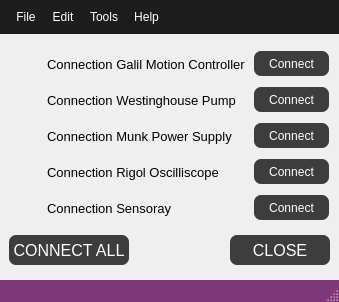
Above: src/ECM_gui/misc_dialogs/window_device_connections.ui from dmherrington/ECM-Control-System before the change. Below: the same form after it.
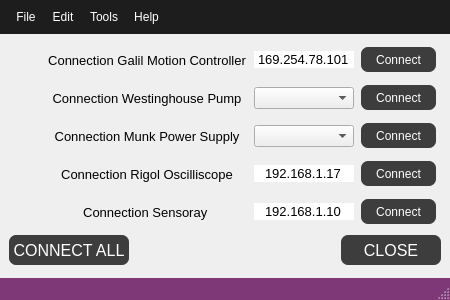
That is the form after the change. Custom widgets are drawn as their Qt base class.

Commit message:
Window Connection Update
This commit updates handling of the port parameters within the connection window. Each handles appropriate ports and ip address per device type. The connect button then uses this parameter as apart of the call to open the appropriate connection.

The edit to the form file:
```diff
--- a/src/ECM_gui/misc_dialogs/window_device_connections.ui
+++ b/src/ECM_gui/misc_dialogs/window_device_connections.ui
@@ -6,8 +6,8 @@
    <rect>
     <x>0</x>
     <y>0</y>
-    <width>339</width>
-    <height>302</height>
+    <width>450</width>
+    <height>300</height>
    </rect>
   </property>
   <property name="sizePolicy">
@@ -16,10 +16,16 @@
     <verstretch>0</verstretch>
    </sizepolicy>
   </property>
+  <property name="minimumSize">
+   <size>
+    <width>450</width>
+    <height>300</height>
+   </size>
+  </property>
   <property name="maximumSize">
    <size>
-    <width>350</width>
-    <height>350</height>
+    <width>450</width>
+    <height>300</height>
    </size>
   </property>
   <property name="windowTitle">
@@ -145,8 +151,6 @@
   <widget class="QWidget" name="centralwidget">
    <layout class="QGridLayout" name="gridLayout">
     <item row="0" column="0">
-     <layout class="QVBoxLayout" name="verticalLayout">
-      <item>
        <layout class="QHBoxLayout" name="horizontalLayout">
         <item>
          <widget class="LED" name="widget_GalilConnection" native="true">
@@ -198,6 +202,42 @@
           <property name="text">
            <string>Connection Galil Motion Controller</string>
           </property>
+        <property name="alignment">
+         <set>Qt::AlignCenter</set>
+        </property>
+       </widget>
+      </item>
+      <item>
+       <widget class="QLineEdit" name="lineEdit_IPGalil">
+        <property name="sizePolicy">
+         <sizepolicy hsizetype="Fixed" vsizetype="Fixed">
+          <horstretch>0</horstretch>
+          <verstretch>0</verstretch>
+         </sizepolicy>
+        </property>
+        <property name="minimumSize">
+         <size>
+          <width>100</width>
+          <height>0</height>
+         </size>
+        </property>
+        <property name="maximumSize">
+         <size>
+          <width>100</width>
+          <height>16777215</height>
+         </size>
+        </property>
+        <property name="font">
+         <font>
+          <pointsize>10</pointsize>
+         </font>
+        </property>
+        <property name="text">
+         <string>169.254.78.101</string>
+        </property>
+        <property name="alignment">
+         <set>Qt::AlignCenter</set>
+        </property>
          </widget>
         </item>
         <item>
@@ -221,7 +261,7 @@
         </item>
        </layout>
       </item>
-      <item>
+    <item row="1" column="0">
        <layout class="QHBoxLayout" name="horizontalLayout_5">
         <item>
          <widget class="LED" name="widget_WestinghouseConnection" native="true">
@@ -273,6 +313,31 @@
           <property name="text">
            <string>Connection Westinghouse Pump</string>
           </property>
+        <property name="alignment">
+         <set>Qt::AlignCenter</set>
+        </property>
+       </widget>
+      </item>
+      <item>
+       <widget class="QComboBox" name="comboBox_PortPump">
+        <property name="sizePolicy">
+         <sizepolicy hsizetype="Fixed" vsizetype="Fixed">
+          <horstretch>0</horstretch>
+          <verstretch>0</verstretch>
+         </sizepolicy>
+        </property>
+        <property name="minimumSize">
+         <size>
+          <width>100</width>
+          <height>0</height>
+         </size>
+        </property>
+        <property name="maximumSize">
+         <size>
+          <width>100</width>
+          <height>16777215</height>
+         </size>
+        </property>
          </widget>
         </item>
         <item>
@@ -296,8 +361,8 @@
         </item>
        </layout>
       </item>
-      <item>
-       <layout class="QHBoxLayout" name="horizontalLayout_2">
+    <item row="2" column="0">
+     <layout class="QHBoxLayout" name="horizontalLayout_4">
         <item>
          <widget class="LED" name="widget_MunkConnection" native="true">
           <property name="sizePolicy">
@@ -348,6 +413,31 @@
           <property name="text">
            <string>Connection Munk Power Supply</string>
           </property>
+        <property name="alignment">
+         <set>Qt::AlignCenter</set>
+        </property>
+       </widget>
+      </item>
+      <item>
+       <widget class="QComboBox" name="comboBox_PortMunk">
+        <property name="sizePolicy">
+         <sizepolicy hsizetype="Fixed" vsizetype="Fixed">
+          <horstretch>0</horstretch>
+          <verstretch>0</verstretch>
+         </sizepolicy>
+        </property>
+        <property name="minimumSize">
+         <size>
+          <width>100</width>
+          <height>0</height>
+         </size>
+        </property>
+        <property name="maximumSize">
+         <size>
+          <width>100</width>
+          <height>16777215</height>
+         </size>
+        </property>
          </widget>
         </item>
         <item>
@@ -371,7 +461,7 @@
         </item>
        </layout>
       </item>
-      <item>
+    <item row="3" column="0">
        <layout class="QHBoxLayout" name="horizontalLayout_3">
         <item>
          <widget class="LED" name="widget_RigolConnection" native="true">
@@ -423,6 +513,42 @@
           <property name="text">
            <string>Connection Rigol Oscilliscope</string>
           </property>
+        <property name="alignment">
+         <set>Qt::AlignCenter</set>
+        </property>
+       </widget>
+      </item>
+      <item>
+       <widget class="QLineEdit" name="lineEdit_IPRigol">
+        <property name="sizePolicy">
+         <sizepolicy hsizetype="Fixed" vsizetype="Fixed">
+          <horstretch>0</horstretch>
+          <verstretch>0</verstretch>
+         </sizepolicy>
+        </property>
+        <property name="minimumSize">
+         <size>
+          <width>100</width>
+          <height>0</height>
+         </size>
+        </property>
+        <property name="maximumSize">
+         <size>
+          <width>100</width>
+          <height>16777215</height>
+         </size>
+        </property>
+        <property name="font">
+         <font>
+          <pointsize>10</pointsize>
+         </font>
+        </property>
+        <property name="text">
+         <string>192.168.1.17</string>
+        </property>
+        <property name="alignment">
+         <set>Qt::AlignCenter</set>
+        </property>
          </widget>
         </item>
         <item>
@@ -446,8 +572,8 @@
         </item>
        </layout>
       </item>
-      <item>
-       <layout class="QHBoxLayout" name="horizontalLayout_4">
+    <item row="4" column="0">
+     <layout class="QHBoxLayout" name="horizontalLayout_2">
         <item>
          <widget class="LED" name="widget_SensorayConnection" native="true">
           <property name="sizePolicy">
@@ -498,6 +624,42 @@
           <property name="text">
            <string>Connection Sensoray </string>
           </property>
+        <property name="alignment">
+         <set>Qt::AlignCenter</set>
+        </property>
+       </widget>
+      </item>
+      <item>
+       <widget class="QLineEdit" name="lineEdit_IPSensoray">
+        <property name="sizePolicy">
+         <sizepolicy hsizetype="Fixed" vsizetype="Fixed">
+          <horstretch>0</horstretch>
+          <verstretch>0</verstretch>
+         </sizepolicy>
+        </property>
+        <property name="minimumSize">
+         <size>
+          <width>100</width>
+          <height>0</height>
+         </size>
+        </property>
+        <property name="maximumSize">
+         <size>
+          <width>100</width>
+          <height>16777215</height>
+         </size>
+        </property>
+        <property name="font">
+         <font>
+          <pointsize>10</pointsize>
+         </font>
+        </property>
+        <property name="text">
+         <string>192.168.1.10</string>
+        </property>
+        <property name="alignment">
+         <set>Qt::AlignCenter</set>
+        </property>
          </widget>
         </item>
         <item>
@@ -517,13 +679,14 @@
           <property name="text">
            <string>Connect</string>
           </property>
+        <property name="flat">
+         <bool>false</bool>
+        </property>
          </widget>
         </item>
        </layout>
       </item>
-     </layout>
-    </item>
-    <item row="1" column="0">
+    <item row="5" column="0">
      <layout class="QHBoxLayout" name="horizontalLayout_6">
       <item>
        <widget class="QPushButton" name="pushButton_ConnectAll">
@@ -595,7 +758,7 @@
     <rect>
      <x>0</x>
      <y>0</y>
-     <width>339</width>
+     <width>450</width>
      <height>40</height>
     </rect>
    </property>
```
Left out of the diff: 8 changed lines with no effect on the pictures. Lines whose indentation alone changed are shown as unchanged. The commit also changes 11 other files.
